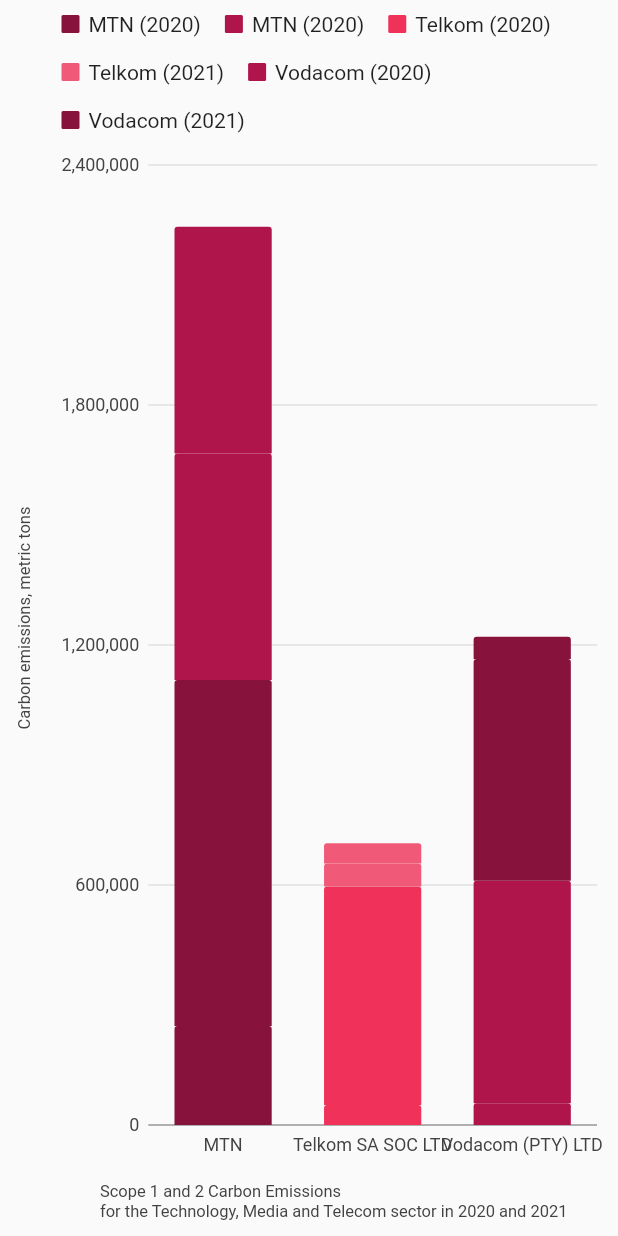
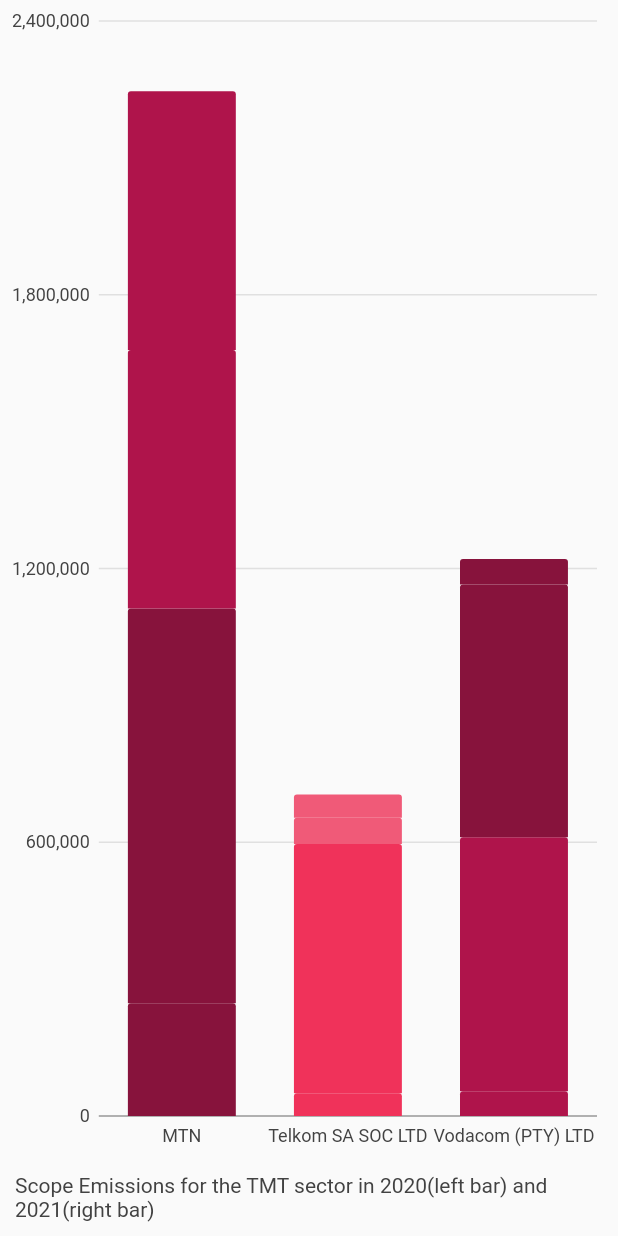
Before and after one commit to Nsuku0/FrontEnd, a Flutter app: the TMTChart widget shown alone on an empty page, opened directly, on a phone screen of 412 x 824 dp. Run offline on Flutter 3.47's test engine with Material 2 defaults, Android fonts, the light colour scheme and no system bars; our stand-ins replace charts_flutter, pie_chart, syncfusion_flutter_charts; missing offline and left inert: pretty_gauge.

Commit message:
Shortened chart Titles

```diff
--- a/lib/bar_charts/charts/tmt_chart.dart
+++ b/lib/bar_charts/charts/tmt_chart.dart
@@ -24,18 +24,12 @@
           cornerStrategy: const charts.ConstCornerStrategy(2)),
 
       behaviors: [
-        new charts.SeriesLegend(),
-        new charts.ChartTitle(
-            'Scope 1 and 2 Carbon Emissions\nfor the Technology, Media and Telecom sector in 2020 and 2021',
+        charts.ChartTitle(
+            'Scope Emissions for the TMT sector in 2020(left bar) and 2021(right bar)',
             behaviorPosition: charts.BehaviorPosition.bottom,
-            titleStyleSpec: charts.TextStyleSpec(fontSize: 11),
+            titleStyleSpec:   const charts.TextStyleSpec(fontSize: 14,),
             titleOutsideJustification:
-                charts.OutsideJustification.middleDrawArea),
-        new charts.ChartTitle('Carbon emissions, metric tons',
-            behaviorPosition: charts.BehaviorPosition.start,
-            titleStyleSpec: charts.TextStyleSpec(fontSize: 11),
-            titleOutsideJustification:
-                charts.OutsideJustification.middleDrawArea)
+            charts.OutsideJustification.middleDrawArea),
       ],
     );
   }
```
